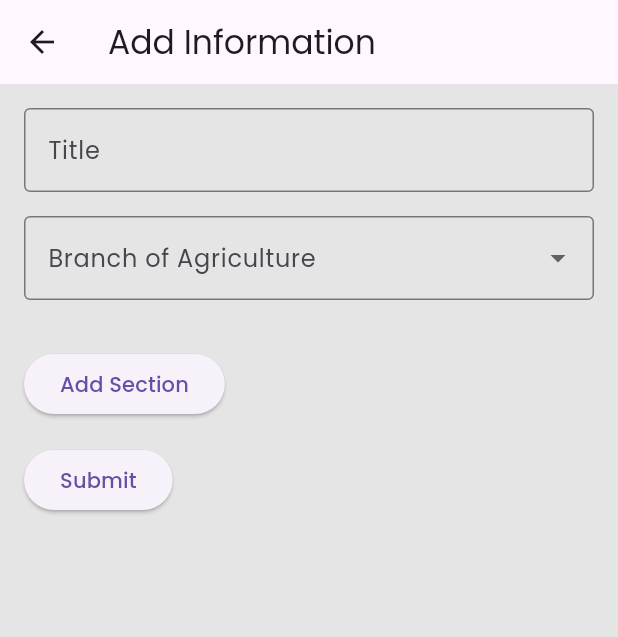
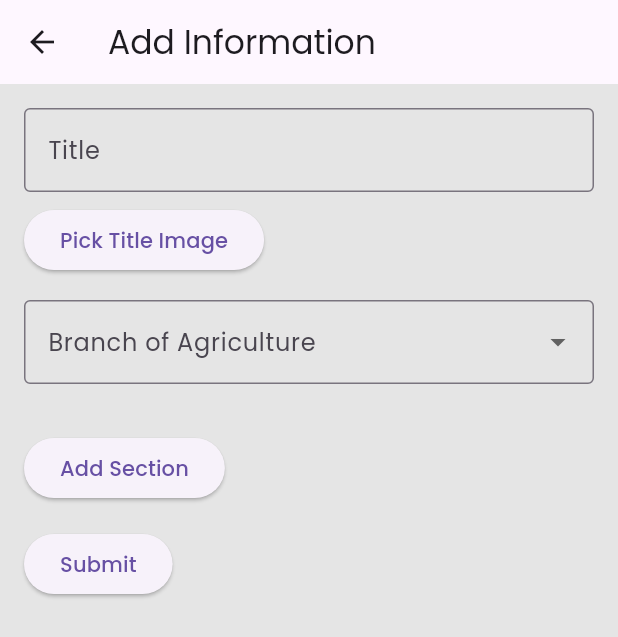
Before and after one commit to devvll1/AGRITEKV1, a Flutter app: the CropFarmingScreen screen opened by its route, after a tap on "Add Guides", on a phone screen of 412 x 824 dp. Shown: the top 637 px of the screen. Run offline on Flutter 3.47's test engine with Material 3 defaults, Android fonts, the phone set to English and light mode, and no system bars; our stand-ins replace cloud_firestore, firebase_auth, firebase_core, firebase_storage, geolocator, image_picker and 6 more; accounts and stored records are empty.

Commit message:
view info

```diff
--- a/lib/CropFarming/add_info.dart
+++ b/lib/CropFarming/add_info.dart
@@ -16,8 +16,8 @@
   String? _title;
   String? _selectedBranch;
   String? _selectedCropCategory;
-  List<Map<String, dynamic>> _sections = []; // Updated to include image field
-  List<File> _selectedImages = [];
+  List<Map<String, dynamic>> _sections = [];
+  File? _titleImageFile; // File for the title image
 
   final List<String> _branches = ['Crop Farming', 'Livestock', 'Aquaculture'];
   final Map<String, List<String>> _cropCategories = {
@@ -29,6 +29,16 @@
       'Highland Vegetables',
       'Lowland Vegetables'
     ],
+  };
+
+  // Map to associate categories with images
+  final Map<String, String> _categoryImages = {
+    'Fruits': 'assets/images/fruits.jpg',
+    'Grains': 'assets/images/grains.jpg',
+    'Spices': 'assets/images/spices.jpg',
+    'Root Crops': 'assets/images/root_crops.jpg',
+    'Highland Vegetables': 'assets/images/highland_vegetables.png',
+    'Lowland Vegetables': 'assets/images/lowland_vegetables.jpg',
   };
 
   Future<String?> uploadImage(File imageFile) async {
@@ -46,6 +56,12 @@
 
   Future<void> _saveToFirebase(BuildContext context) async {
     try {
+      // Upload title image
+      String? titleImageUrl;
+      if (_titleImageFile != null) {
+        titleImageUrl = await uploadImage(_titleImageFile!);
+      }
+
       // Upload images for each section and update the sections list
       for (var section in _sections) {
         if (section['imageFile'] != null) {
@@ -58,6 +74,7 @@
       // Save data to Firestore
       await FirebaseFirestore.instance.collection('agriculture_guides').add({
         'title': _title,
+        'titleImage': titleImageUrl,
         'category': _selectedBranch,
         'cropCategory': _selectedCropCategory,
         'sections': _sections,
@@ -72,13 +89,23 @@
       setState(() {
         _formKey.currentState!.reset();
         _sections = [];
-        _selectedImages = [];
+        _titleImageFile = null;
         _selectedCropCategory = null;
       });
     } catch (e) {
       ScaffoldMessenger.of(context).showSnackBar(
         SnackBar(content: Text('Failed to submit form: $e')),
       );
+    }
+  }
+
+  Future<void> _pickTitleImage() async {
+    final pickedFile =
+        await ImagePicker().pickImage(source: ImageSource.gallery);
+    if (pickedFile != null) {
+      setState(() {
+        _titleImageFile = File(pickedFile.path);
+      });
     }
   }
 
@@ -127,6 +154,21 @@
                     return null;
                   },
                 ),
+                const SizedBox(height: 8),
+                ElevatedButton(
+                  onPressed: _pickTitleImage,
+                  child: const Text('Pick Title Image'),
+                ),
+                if (_titleImageFile != null)
+                  Padding(
+                    padding: const EdgeInsets.only(top: 8.0),
+                    child: Image.file(
+                      _titleImageFile!,
+                      height: 100,
+                      width: 100,
+                      fit: BoxFit.cover,
+                    ),
+                  ),
                 const SizedBox(height: 16),
                 DropdownButtonFormField<String>(
                   decoration: const InputDecoration(
@@ -178,6 +220,17 @@
                       }
                       return null;
                     },
+                  ),
+                if (_selectedCropCategory != null &&
+                    _categoryImages.containsKey(_selectedCropCategory!))
+                  Padding(
+                    padding: const EdgeInsets.only(top: 16.0),
+                    child: Image.asset(
+                      _categoryImages[_selectedCropCategory!]!,
+                      height: 150,
+                      width: double.infinity,
+                      fit: BoxFit.cover,
+                    ),
                   ),
                 const SizedBox(height: 16),
                 ElevatedButton(
--- a/lib/CropFarming/crop_farming.dart
+++ b/lib/CropFarming/crop_farming.dart
@@ -124,7 +124,6 @@
                 child: const Text('View Types of Crops'),
               ),
             ),
-            const Spacer(),
             Center(
               child: ElevatedButton(
                 onPressed: () {
@@ -146,6 +145,27 @@
                 child: const Text('Add Guides'),
               ),
             ),
+            Center(
+              child: ElevatedButton(
+                onPressed: () {
+                  Navigator.pushNamed(context, '/viewcrops');
+                },
+                style: ElevatedButton.styleFrom(
+                  backgroundColor: Colors.green,
+                  foregroundColor: Colors.white,
+                  padding: const EdgeInsets.symmetric(
+                      vertical: 16.0, horizontal: 32.0),
+                  shape: RoundedRectangleBorder(
+                    borderRadius: BorderRadius.circular(8),
+                  ),
+                  textStyle: const TextStyle(
+                    fontSize: 18,
+                    fontWeight: FontWeight.w600,
+                  ),
+                ),
+                child: const Text('View'),
+              ),
+            ),
           ],
         ),
       ),
--- a/lib/main.dart
+++ b/lib/main.dart
@@ -26,6 +26,7 @@
 import 'package:firebase_core/firebase_core.dart';
 import 'firebase_options.dart';
 import 'package:agritek/CropFarming/add_info.dart';
+import 'package:agritek/CropFarming/view_crops.dart';
 
 // Your custom color class
 class AppColor {
@@ -64,6 +65,7 @@
         '/home': (context) => const FarmGuidePage(),
         '/cropfarming': (context) => const CropFarmingScreen(),
         '/addinfo': (context) => const AddInformationForm(),
+        '/viewcrops': (context) => const ViewCrops(),
         '/forestry': (context) => const ForestryScreen(),
         '/aquaculture': (context) => const AquacultureScreen(),
         '/livestock': (context) => const LivestockScreen(),
```
Also changed, not shown: lib/CropFarming/view_crops.dart (added, +218 -0 lines), assets/images/Mango.jpg (deleted), assets/images/Upo.jpg (deleted), assets/images/corn.jpg (deleted), assets/images/fisheries.jpg (deleted), assets/images/forestry.jpg (deleted), assets/images/fruits.jpg, assets/images/grass.jpg (deleted), assets/images/highland_vegetables.png (added), assets/images/legumes.jpg (deleted), assets/images/lowland_vegetables.jpg (added), assets/images/root_crops.jpg (added), assets/images/spices.jpg (added), assets/images/vegetables.jpg (deleted).
